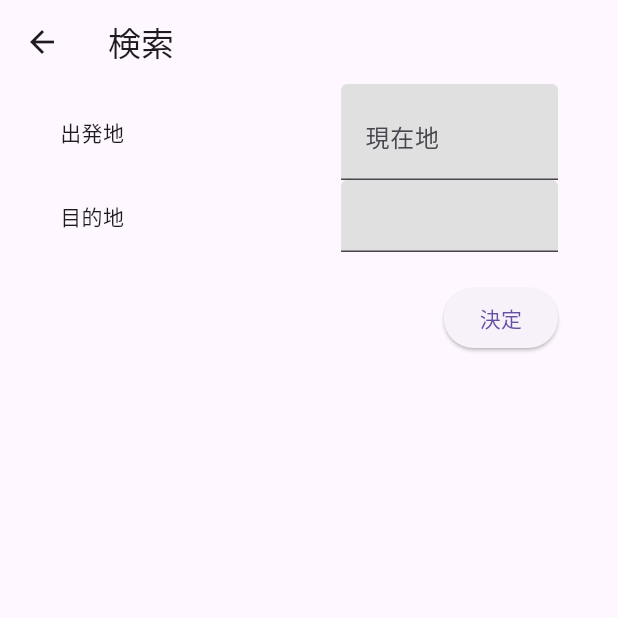
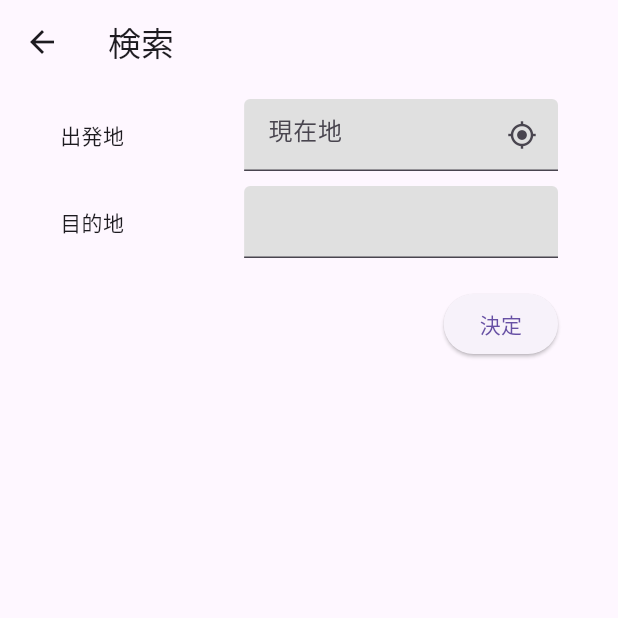
Before and after one commit to kc3hack/2024_G, a Flutter app: the MyInputPage screen opened directly with empty values, on a phone screen of 412 x 824 dp, the top half of it. Run offline on Flutter 3.47's test engine with Material 3 defaults, Android fonts, the phone set to English and light mode, and no system bars; our stand-ins replace geocoding, geolocator, google_maps_flutter; missing offline and left inert: google_place.

Commit message:
[add]入力テキストフィールドの見た目を整えた

```diff
--- a/mitikusa/lib/screens/input_page.dart
+++ b/mitikusa/lib/screens/input_page.dart
@@ -46,11 +46,14 @@ class MyInputPageState extends State<MyInputPage> {
       body: Column(
         children: <Widget>[
           Padding(
-            padding: const EdgeInsets.symmetric(vertical: 0, horizontal: 40),
+            padding: const EdgeInsets.symmetric(vertical: 10, horizontal: 40),
             child: Row(
+              mainAxisAlignment: MainAxisAlignment.spaceEvenly,
               children: <Widget>[
                 const Text('出発地'),
-                const Spacer(),
+                const SizedBox(
+                  width: 80,
+                ),
                 Flexible(
                     child: SizedBox(
                       child: TextField(
@@ -59,17 +62,18 @@ class MyInputPageState extends State<MyInputPage> {
                             filled: true,
                             fillColor: Colors.grey.shade300,
                             hintText: '現在地',
-                            suffix: IconButton(
+                            suffixIcon: IconButton(
+                              icon: const Icon(Icons.gps_fixed),
+                              iconSize: 20,
                               onPressed:  () {
                                 _inputDepartController.clear();
                               },
-                              icon: const Icon(Icons.gps_fixed),
-                              iconSize: 20,
                             )
                         ),
                       ),
                     )
                 ),
+
               ],
             ),
           ),
@@ -78,7 +82,9 @@ class MyInputPageState extends State<MyInputPage> {
             child: Row(
               children: <Widget>[
                 const Text('目的地'),
-                const Spacer(),
+                const SizedBox(
+                  width: 80,
+                ),
                 Flexible(
                     child: SizedBox(
                       child: TextField(
```
Also changed, not shown: 1 other file.
